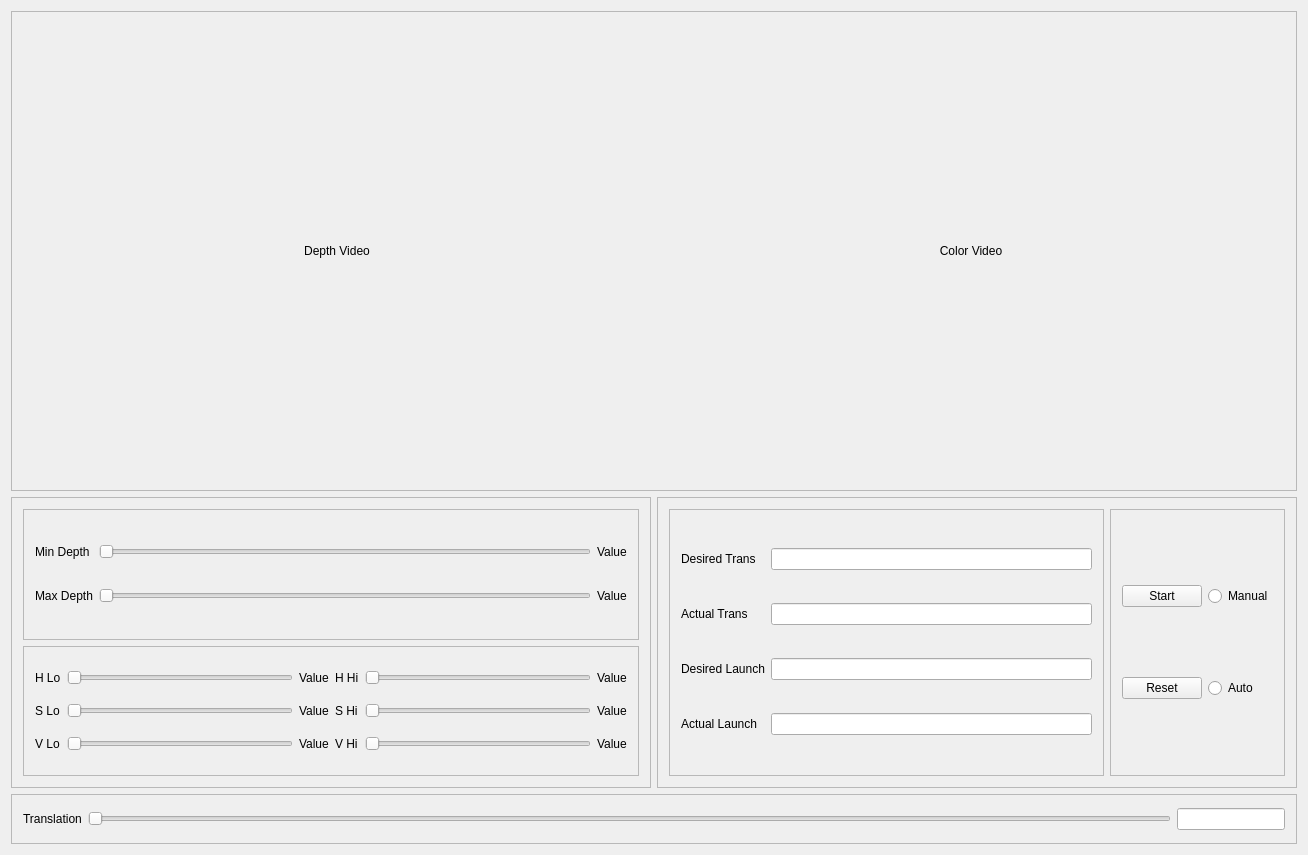
This is ui/mainwindow.ui in SilentStrike/beerpong as Qt 5 draws it before an edit. The edited form follows.
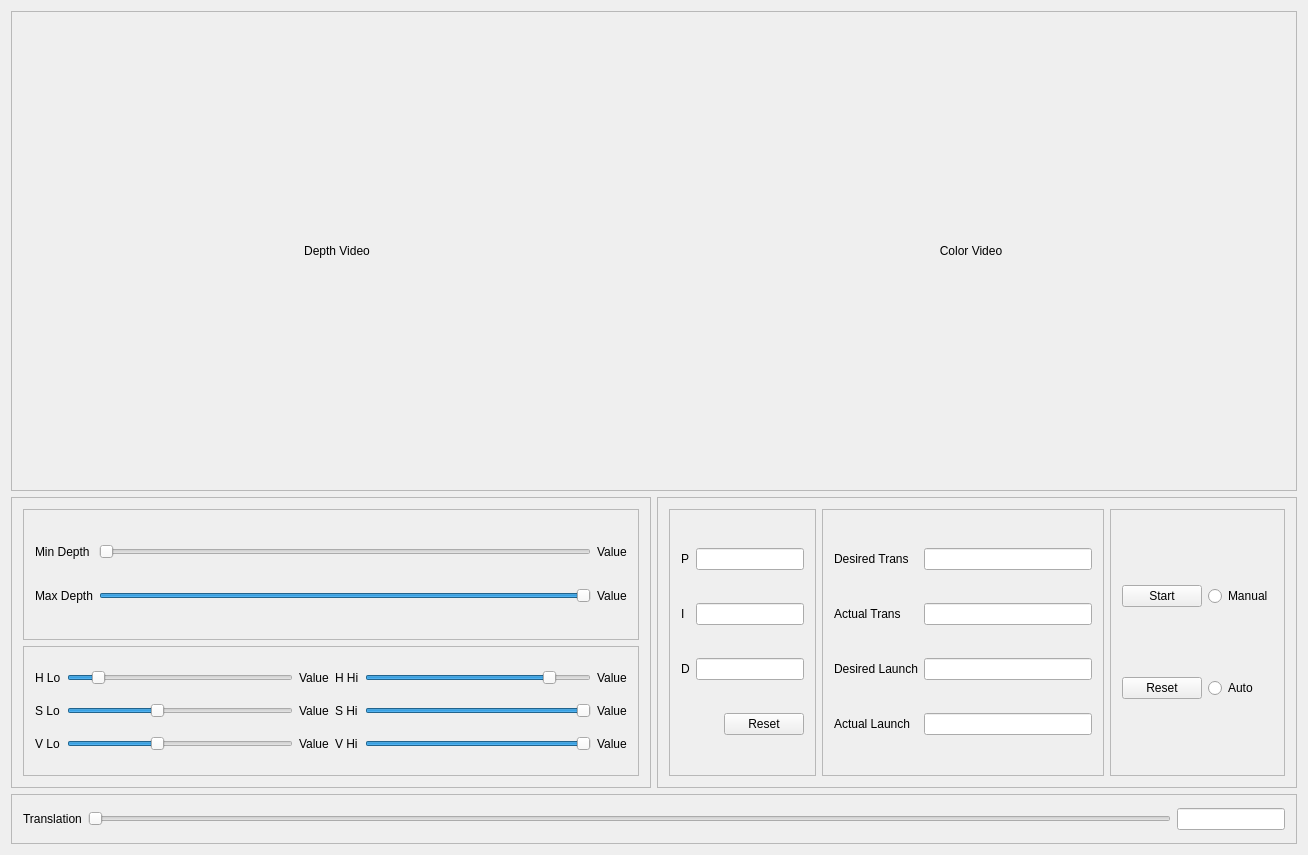
This is the edited form.

Diff of the .ui file:
```diff
--- a/ui/mainwindow.ui
+++ b/ui/mainwindow.ui
@@ -86,6 +86,55 @@
        <enum>QFrame::Raised</enum>
       </property>
       <layout class="QHBoxLayout" name="horizontalLayout_3">
+       <item>
+        <widget class="QFrame" name="pidFrame">
+         <property name="frameShape">
+          <enum>QFrame::StyledPanel</enum>
+         </property>
+         <property name="frameShadow">
+          <enum>QFrame::Raised</enum>
+         </property>
+         <layout class="QGridLayout" name="gridLayout_6">
+          <item row="0" column="1" colspan="2">
+           <widget class="QLineEdit" name="pBox"/>
+          </item>
+          <item row="2" column="0">
+           <widget class="QLabel" name="iLabel">
+            <property name="text">
+             <string>I</string>
+            </property>
+           </widget>
+          </item>
+          <item row="2" column="1" colspan="2">
+           <widget class="QLineEdit" name="iBox"/>
+          </item>
+          <item row="3" column="0">
+           <widget class="QLabel" name="dLabel">
+            <property name="text">
+             <string>D</string>
+            </property>
+           </widget>
+          </item>
+          <item row="3" column="1" colspan="2">
+           <widget class="QLineEdit" name="dBox"/>
+          </item>
+          <item row="4" column="2">
+           <widget class="QPushButton" name="pidReset">
+            <property name="text">
+             <string>Reset</string>
+            </property>
+           </widget>
+          </item>
+          <item row="0" column="0">
+           <widget class="QLabel" name="pLabel">
+            <property name="text">
+             <string>P</string>
+            </property>
+           </widget>
+          </item>
+         </layout>
+        </widget>
+       </item>
        <item>
         <widget class="QFrame" name="speedFrame">
          <property name="frameShape">
@@ -299,10 +348,13 @@
           <item row="1" column="1">
            <widget class="QSlider" name="maxDepthSlider">
             <property name="minimum">
-             <number>50</number>
+             <number>600</number>
             </property>
             <property name="maximum">
-             <number>300</number>
+             <number>3000</number>
+            </property>
+            <property name="value">
+             <number>3000</number>
             </property>
             <property name="orientation">
              <enum>Qt::Horizontal</enum>
@@ -340,6 +392,9 @@
             <property name="maximum">
              <number>179</number>
             </property>
+            <property name="value">
+             <number>20</number>
+            </property>
             <property name="orientation">
              <enum>Qt::Horizontal</enum>
             </property>
@@ -364,6 +419,9 @@
             <property name="maximum">
              <number>179</number>
             </property>
+            <property name="value">
+             <number>150</number>
+            </property>
             <property name="orientation">
              <enum>Qt::Horizontal</enum>
             </property>
@@ -388,6 +446,9 @@
             <property name="maximum">
              <number>255</number>
             </property>
+            <property name="value">
+             <number>100</number>
+            </property>
             <property name="orientation">
              <enum>Qt::Horizontal</enum>
             </property>
@@ -412,6 +473,9 @@
             <property name="maximum">
              <number>255</number>
             </property>
+            <property name="value">
+             <number>255</number>
+            </property>
             <property name="orientation">
              <enum>Qt::Horizontal</enum>
             </property>
@@ -436,6 +500,9 @@
             <property name="maximum">
              <number>255</number>
             </property>
+            <property name="value">
+             <number>100</number>
+            </property>
             <property name="orientation">
              <enum>Qt::Horizontal</enum>
             </property>
@@ -460,6 +527,9 @@
             <property name="maximum">
              <number>255</number>
             </property>
+            <property name="value">
+             <number>255</number>
+            </property>
             <property name="orientation">
              <enum>Qt::Horizontal</enum>
             </property>
```
Left out of the diff: 4 changed lines with no effect on the pictures.
